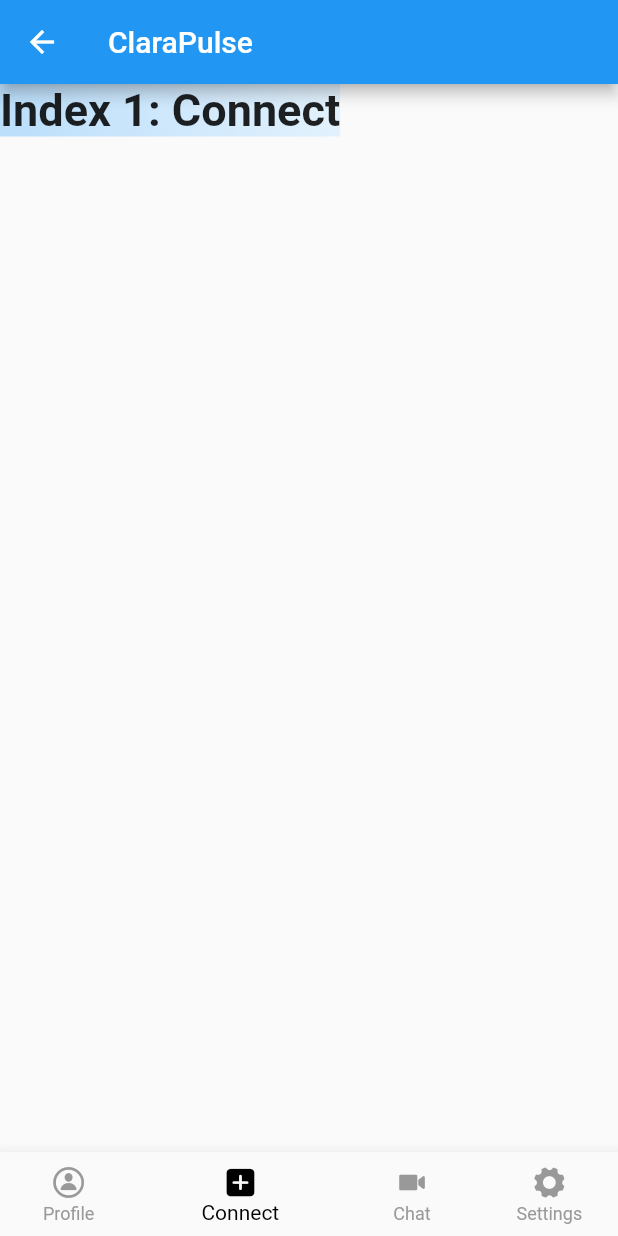
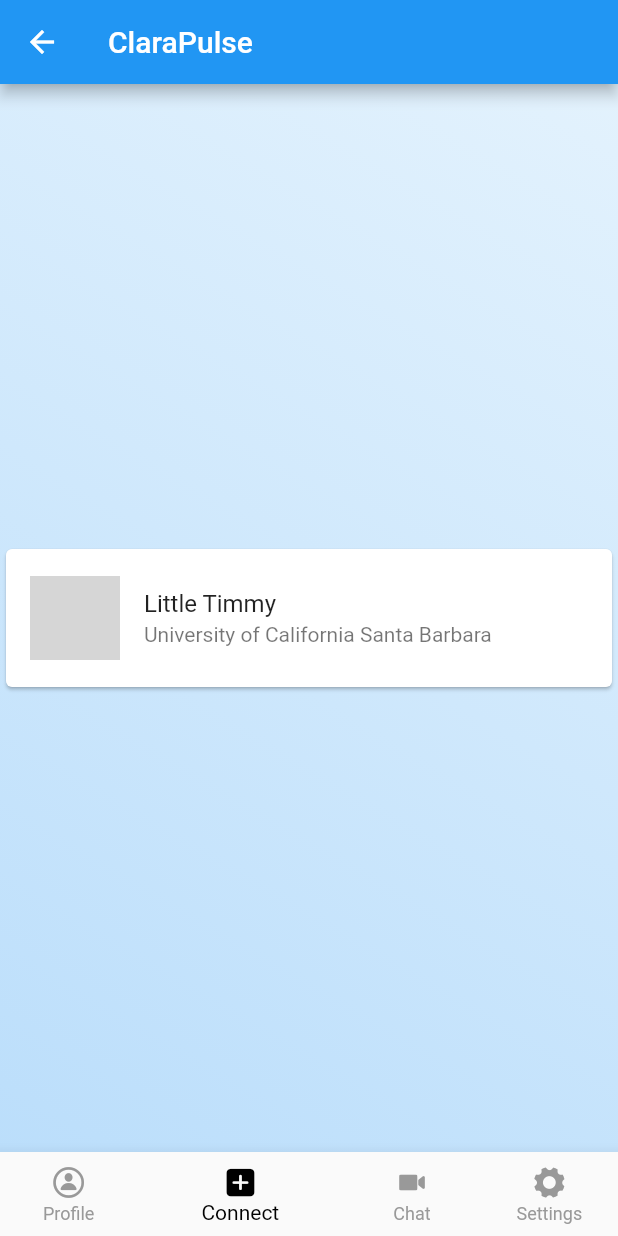
Before and after one commit to clarapulse/app, a Flutter app: the HomeScreenWidget screen opened directly, item 2 of the bottom bar chosen, on a phone screen of 412 x 824 dp. Run offline on Flutter 3.47's test engine with Material 2 defaults, Android fonts, the phone set to English and light mode, and no system bars; our stand-ins replace firebase_auth, firebase_core, google_sign_in, logger, shared_preferences; missing offline and left inert: logger_flutter; accounts and stored records are empty; network calls fail; grey boxes are pictures that could not be loaded.

Commit message:
add connect container

```diff
--- /dev/null
+++ b/lib/Pages/connect/container.dart
@@ -0,0 +1,51 @@
+import 'package:clarapulse/utils/globals.dart';
+import 'package:flutter/cupertino.dart';
+import 'package:flutter/material.dart';
+import 'package:http/http.dart' as http;
+
+class ConnectContainer extends StatefulWidget {
+  ConnectContainer({Key key}) : super(key: key);
+
+  @override
+  ConnectContainerState createState() => ConnectContainerState();
+}
+
+class ConnectContainerState extends State<ConnectContainer> {
+  Future<http.Response> fetchConnections() {
+    return http.get(Uri.https('clarapulse.loca.lt', 'connections'));
+  }
+
+  @override
+  void initState() {
+    super.initState();
+    fetchConnections();
+  }
+
+  @override
+  Widget build(BuildContext context) {
+    return Center(
+      child: Container(
+        height: 100,
+        child: Card(
+          child: Column(
+            mainAxisAlignment: MainAxisAlignment.center,
+            mainAxisSize: MainAxisSize.max,
+            children: <Widget>[
+              ListTile(
+                leading: ClipOval(
+                    child: Image.network(
+                  localUser.photoURL,
+                  fit: BoxFit.cover,
+                  width: 60.0,
+                  height: 60.0,
+                )),
+                title: Text('Little Timmy'),
+                subtitle: Text('University of California Santa Barbara'),
+              ),
+            ],
+          ),
+        ),
+      ),
+    );
+  }
+}
--- a/lib/Pages/home_container.dart
+++ b/lib/Pages/home_container.dart
@@ -6,6 +6,7 @@ import 'login/login_page.dart';
 import 'login/sign_in.dart';
 import 'package:firebase_auth/firebase_auth.dart';
 import 'package:clarapulse/utils/globals.dart';
+import 'package:clarapulse/Pages/connect/container.dart';
 import 'package:http/http.dart' as http;
 import 'package:flutter/material.dart';
 
@@ -25,10 +26,7 @@ class HomeScreenWidgetState extends  State<HomeScreenWidget> {
       'Index 0: Profile',
       style: optionStyle,
     ),
-    Text(
-      'Index 1: Connect',
-      style: optionStyle,
-    ),
+    ConnectContainer(),
     UserCardWidget(),
     Text(
       'Index 3: Settings',
```
